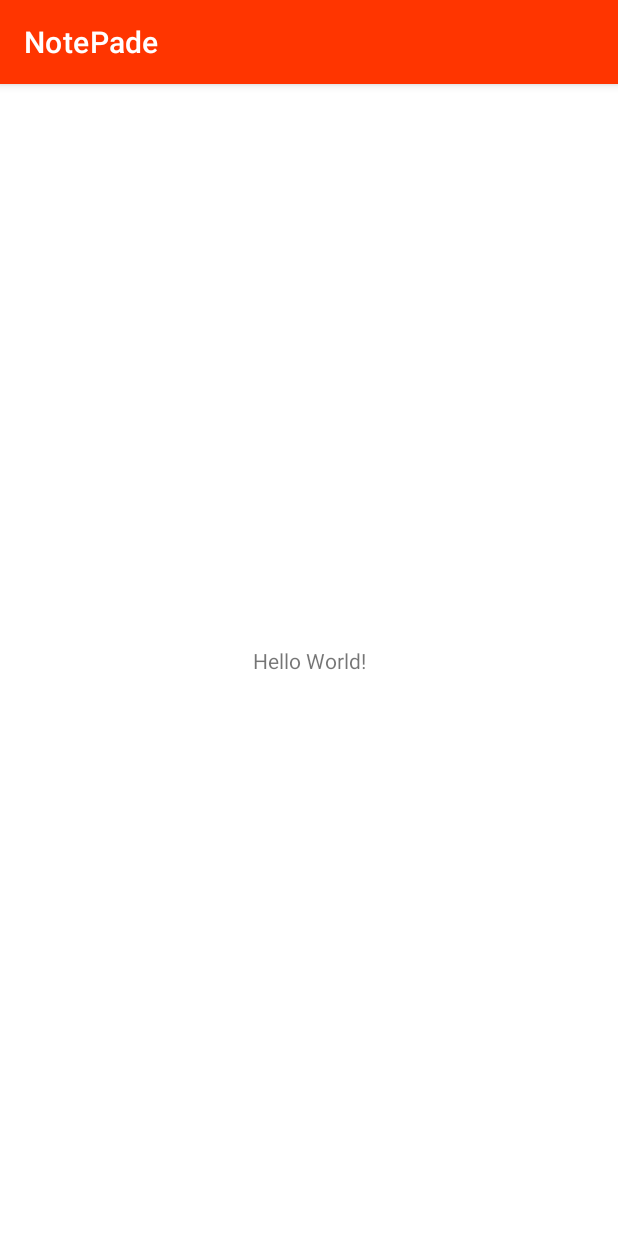
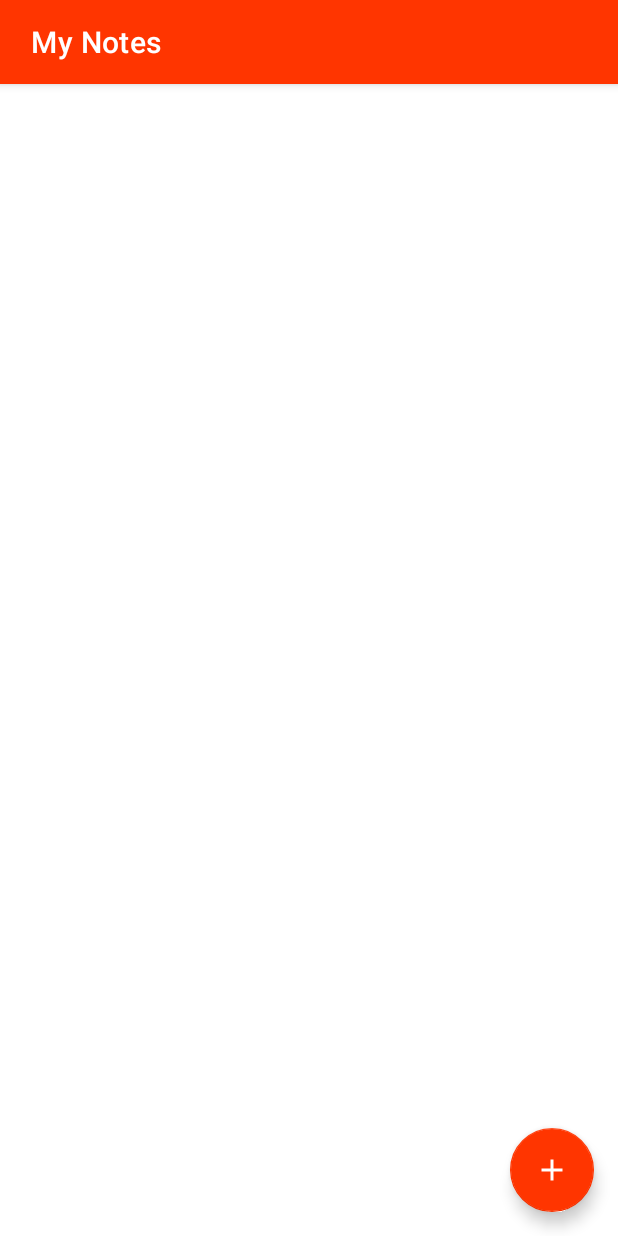
Before and after one commit to shirinvn/Notepade, an Android app: the screen it shows after launch (MainActivity), on a phone screen of 412 x 824 dp. Run offline under Robolectric (Android 15) with nearby library versions, the phone set to English and light mode, and no system bars; our stand-ins replace Room's generated code.

```diff
--- a/app/src/main/AndroidManifest.xml
+++ b/app/src/main/AndroidManifest.xml
@@ -12,6 +12,9 @@
         android:theme="@style/Theme.NotePade"
         tools:targetApi="31">
         <activity
+            android:name=".AddNoteActivity"
+            android:exported="false" />
+        <activity
             android:name=".MainActivity"
             android:exported="true">
             <intent-filter>
--- /dev/null
+++ b/app/src/main/java/com/example/notepade/AppDataBase.kt
@@ -0,0 +1,29 @@
+package com.example.notepade
+
+import android.content.Context
+import androidx.room.Database
+import androidx.room.Room
+import androidx.room.RoomDatabase
+
+
+
+@Database(entities = [NoteTable::class], version = 1)
+abstract class AppDataBase : RoomDatabase() {
+    abstract fun getNotesDao():NotesDao
+    companion object{
+        private var  INSTANCE:AppDataBase?= null
+        fun getDataBase(context: Context):AppDataBase{
+            synchronized(this){
+                if (INSTANCE == null){
+                    INSTANCE= Room.databaseBuilder(context,
+                        AppDataBase::class.java,"app database")
+                        .allowMainThreadQueries()
+                        .fallbackToDestructiveMigration()
+                        .build()
+                }
+            }
+            return INSTANCE!!
+        }
+
+    }
+}
--- a/app/src/main/java/com/example/notepade/MainActivity.kt
+++ b/app/src/main/java/com/example/notepade/MainActivity.kt
@@ -1,11 +1,50 @@
 package com.example.notepade
 
+import android.content.Intent
 import androidx.appcompat.app.AppCompatActivity
 import android.os.Bundle
+import androidx.recyclerview.widget.LinearLayoutManager
+import com.example.notepade.databinding.ActivityMainBinding
 
-class MainActivity : AppCompatActivity() {
+class MainActivity :MyInterface, AppCompatActivity() {
+    private lateinit var  binding : ActivityMainBinding
+    private lateinit var appDataBase: AppDataBase
+    private lateinit var notesDao: NotesDao
+
     override fun onCreate(savedInstanceState: Bundle?) {
         super.onCreate(savedInstanceState)
-        setContentView(R.layout.activity_main)
+        binding = ActivityMainBinding.inflate(layoutInflater)
+        setContentView(binding.root)
+
+        supportActionBar?.setTitle (" My Notes")
+        appDataBase=AppDataBase.getDataBase(this)
+        notesDao=appDataBase.getNotesDao()
+
+
+        binding.floatBtn.setOnClickListener {
+            startActivity(Intent(this, AddNoteActivity::class.java).putExtra("type","Add"))
+        }
+
+        loadAllNotes()
+
     }
+
+    private fun loadAllNotes() {
+        val items= notesDao.getAllNotes().reversed()
+        binding.recycler.adapter=MyAdapter(this,items,this)
+        binding.recycler.layoutManager= LinearLayoutManager(this)
+
+
+    }
+
+    override fun onResume() {
+        super.onResume()
+        loadAllNotes()
+    }
+
+    override fun onClick(id: Int) {
+        notesDao.deleteNote(id)
+        loadAllNotes()
+    }
+
 }
--- /dev/null
+++ b/app/src/main/java/com/example/notepade/MyInterface.kt
@@ -0,0 +1,6 @@
+package com.example.notepade
+
+interface MyInterface   {
+    fun onClick(id:Int )
+
+}
--- /dev/null
+++ b/app/src/main/java/com/example/notepade/NoteDao.kt
@@ -0,0 +1,23 @@
+package com.example.notepade
+
+import androidx.room.Dao
+import androidx.room.Insert
+import androidx.room.Query
+import androidx.room.Update
+
+@Dao
+interface NotesDao {
+
+    @Insert
+    fun insertNotes(noteTable: NoteTable)
+
+
+    @Update
+    fun updateNote(noteTable: NoteTable)
+
+
+    @Query("SELECT * from NoteTable ")
+    fun getAllNotes():List<NoteTable>
+    @Query("Delete from NoteTable where id=:id")
+    fun deleteNote(id :Int)
+}
--- a/app/src/main/res/layout/activity_main.xml
+++ b/app/src/main/res/layout/activity_main.xml
@@ -1,18 +1,31 @@
 <?xml version="1.0" encoding="utf-8"?>
-<androidx.constraintlayout.widget.ConstraintLayout xmlns:android="http://schemas.android.com/apk/res/android"
+<RelativeLayout xmlns:android="http://schemas.android.com/apk/res/android"
     xmlns:app="http://schemas.android.com/apk/res-auto"
     xmlns:tools="http://schemas.android.com/tools"
     android:layout_width="match_parent"
     android:layout_height="match_parent"
+    android:background="@color/white"
     tools:context=".MainActivity">
 
-    <TextView
-        android:layout_width="wrap_content"
+    <androidx.recyclerview.widget.RecyclerView
+        android:layout_width="match_parent"
         android:layout_height="wrap_content"
-        android:text="Hello World!"
-        app:layout_constraintBottom_toBottomOf="parent"
-        app:layout_constraintEnd_toEndOf="parent"
-        app:layout_constraintStart_toStartOf="parent"
-        app:layout_constraintTop_toTopOf="parent" />
+        android:id="@+id/recycler"
+        />
 
-</androidx.constraintlayout.widget.ConstraintLayout>
+    <com.google.android.material.floatingactionbutton.FloatingActionButton
+        android:id="@+id/floatBtn"
+        android:layout_width="fill_parent"
+        android:layout_height="wrap_content"
+        android:layout_alignParentRight="true"
+        android:layout_alignParentBottom="true"
+        android:layout_marginStart="16dp"
+        android:layout_marginTop="16dp"
+        android:layout_marginEnd="16dp"
+        android:layout_marginBottom="16dp"
+        android:backgroundTint="@color/purple_700"
+        android:src="@drawable/add_icon"
+        app:backgroundTint="@color/purple_700" />
+
+
+</RelativeLayout>
```
Also changed, not shown: app/src/main/java/com/example/notepade/AddNoteActivity.kt (added, +60 -0 lines), app/src/main/java/com/example/notepade/MyAdapter.kt (added, +53 -0 lines), app/src/main/java/com/example/notepade/NoteTable.kt (added, +13 -0 lines), app/src/main/res/layout/activity_add_note.xml (added, +56 -0 lines), app/src/main/res/layout/view.xml (added, +52 -0 lines).
